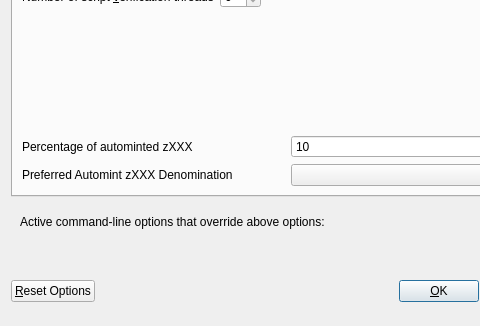
First picture: the form in src/qt/forms/optionsdialog.ui, repository telostia/old-unused-MYMN, before the edit; both pictures show x 0 to 480 and y 116 to 442 of the 576 by 442 pixel window.
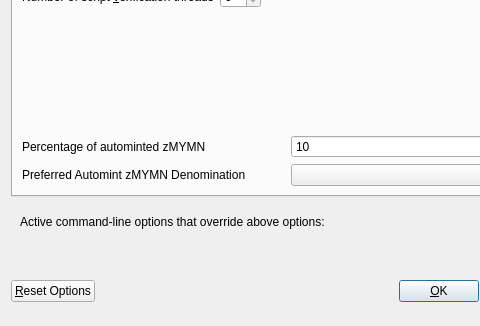
Second picture: the form after the edit. Custom widgets are drawn as their Qt base class.

```diff
--- a/src/qt/forms/optionsdialog.ui
+++ b/src/qt/forms/optionsdialog.ui
@@ -138,7 +138,7 @@
             <string>Percentage of incoming MYMN which get automatically converted to zXXX via Zerocoin Protocol (min: 10%)</string>
            </property>
            <property name="text">
-            <string>Percentage of autominted zXXX</string>
+            <string>Percentage of autominted zMYMN</string>
            </property>
           </widget>
          </item>
@@ -171,7 +171,7 @@
             <string>Wait with automatic conversion to Zerocoin until enough MYMN for this denomination is available</string>
            </property>
            <property name="text">
-            <string>Preferred Automint zXXX Denomination</string>
+            <string>Preferred Automint zMYMN Denomination</string>
            </property>
           </widget>
          </item>
```
Left out of the diff: 2 changed lines with no effect on the pictures.
